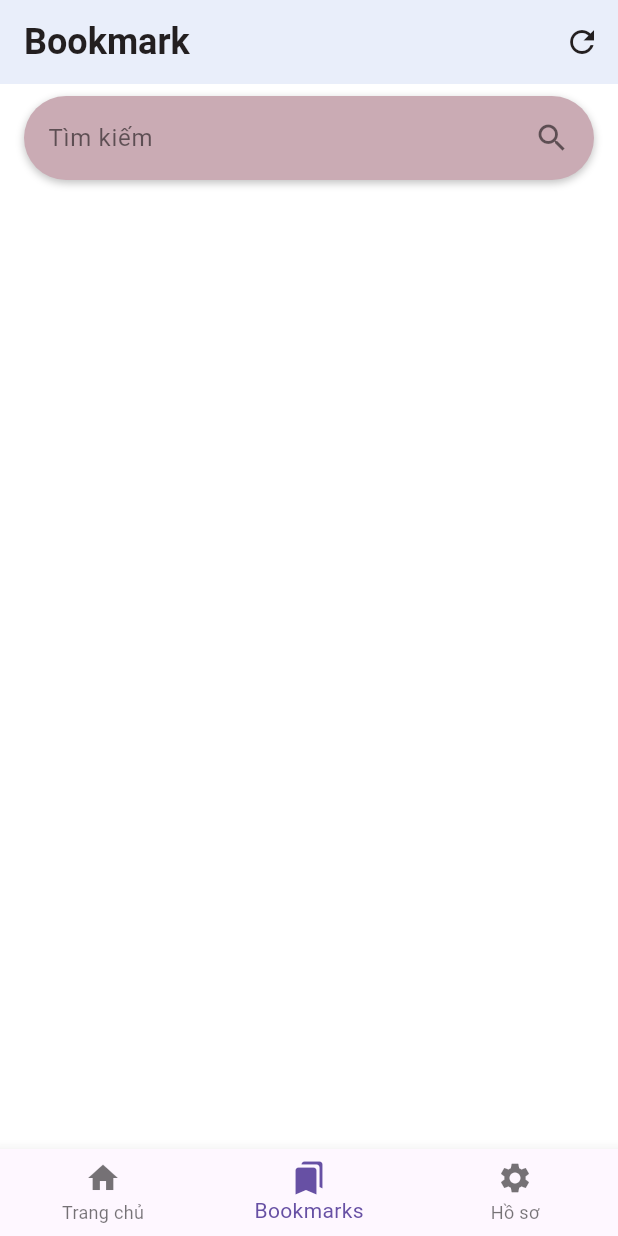
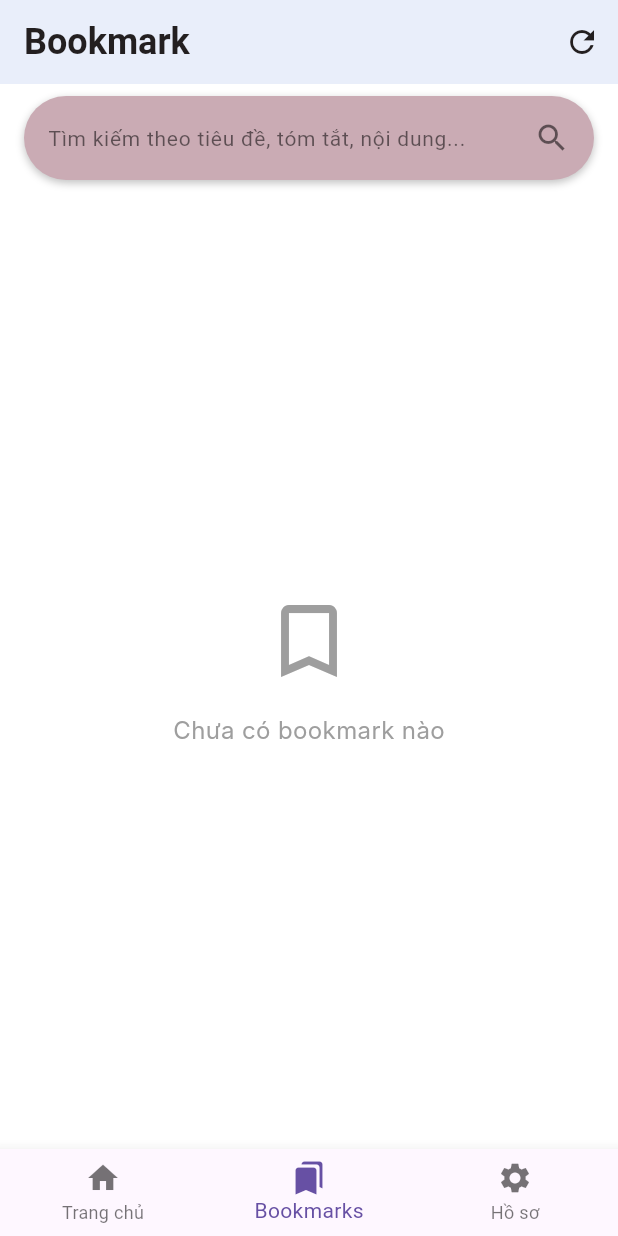
Before and after one commit to KhoaSinno/assignment_3_safe_news, a Flutter app: the screen it shows after launch, item 2 of the bottom bar chosen, on a phone screen of 412 x 824 dp. Run offline on Flutter 3.47's test engine with Material 3 defaults, Android fonts, the phone set to English and light mode, and no system bars; our stand-ins replace cloud_firestore, firebase_ai, firebase_auth, firebase_core, flutter_dotenv, flutter_riverpod and 9 more; accounts and stored records are empty; generated files the repository leaves out were written again; network calls fail; Roboto replaces fonts that are missing (Aleo, Inter).

Commit message:
bookmark update

```diff
--- a/lib/features/bookmark/ui/bookmark_article.dart
+++ b/lib/features/bookmark/ui/bookmark_article.dart
@@ -13,8 +13,8 @@ class BookmarkArticle extends ConsumerStatefulWidget {
 class _BookmarkArticleState extends ConsumerState<BookmarkArticle> {
   @override
   Widget build(BuildContext context) {
-    final bookmarkViewModel = ref.watch(bookmarkProvider);
-    final bookmarks = bookmarkViewModel.bookmarks;
+    // Watch provider để auto-rebuild khi có thay đổi
+    ref.watch(bookmarkProvider);
 
     return Scaffold(
       appBar: AppBar(
@@ -28,14 +28,15 @@ class _BookmarkArticleState extends ConsumerState<BookmarkArticle> {
           IconButton(
             icon: Icon(Icons.refresh),
             onPressed: () {
-              bookmarkViewModel.refreshBookmarks();
+              // Force refresh để sync lại data
+              setState(() {});
             },
           ),
         ],
       ),
       body: Container(
         color: Theme.of(context).scaffoldBackgroundColor,
-        child: BookmarkList(bookmarks: bookmarks),
+        child: BookmarkList(),
       ),
     );
   }
--- a/lib/features/bookmark/widgets/bookmark_list.dart
+++ b/lib/features/bookmark/widgets/bookmark_list.dart
@@ -1,18 +1,16 @@
-import 'package:assignment_3_safe_news/features/bookmark/model/bookmark_model.dart';
-import 'package:assignment_3_safe_news/features/bookmark/repository/bookmark_repository.dart';
 import 'package:assignment_3_safe_news/features/bookmark/viewmodel/bookmark_item_viewmodel.dart';
 import 'package:assignment_3_safe_news/features/bookmark/widgets/bookmark_item.dart';
 import 'package:flutter/material.dart';
 import 'package:flutter_riverpod/flutter_riverpod.dart';
 
 class BookmarkList extends ConsumerWidget {
-  const BookmarkList({super.key, required this.bookmarks});
-  final List<BookmarkModel> bookmarks;
+  const BookmarkList({super.key});
 
   @override
   Widget build(BuildContext context, WidgetRef ref) {
+    // Watch provider để auto rebuild khi có thay đổi
     final bookmarkViewModel = ref.watch(bookmarkProvider);
-    final BookmarkRepository _repository = BookmarkRepository.instance;
+    final filteredBookmarks = bookmarkViewModel.filteredBookmarks;
 
     return Column(
       children: [
@@ -42,13 +40,13 @@ class BookmarkList extends ConsumerWidget {
                 Expanded(
                   child: TextField(
                     decoration: InputDecoration(
-                      hintText: 'Tìm kiếm',
+                      hintText: 'Tìm kiếm theo tiêu đề, tóm tắt, nội dung...',
                       hintStyle: TextStyle(
                         color:
                             Theme.of(context).brightness == Brightness.dark
                                 ? Colors.white70
                                 : Colors.black54,
-                        fontSize: 16,
+                        fontSize: 14,
                         fontFamily: 'Aleo',
                         fontWeight: FontWeight.w400,
                       ),
@@ -60,7 +58,10 @@ class BookmarkList extends ConsumerWidget {
                               ? Colors.white
                               : Colors.black87,
                     ),
-                    onChanged: (value) => {_repository.searchBookmarks(value)},
+                    onChanged: (value) {
+                      // Sử dụng Provider để update search query
+                      bookmarkViewModel.updateSearchQuery(value);
+                    },
                   ),
                 ),
                 Icon(
@@ -76,11 +77,38 @@ class BookmarkList extends ConsumerWidget {
         ),
         // Bookmark list
         Expanded(
-          child: ListView.builder(
+          child:
+              filteredBookmarks.isEmpty
+                  ? Center(
+                    child: Column(
+                      mainAxisAlignment: MainAxisAlignment.center,
+                      children: [
+                        Icon(
+                          bookmarkViewModel.searchQuery.isEmpty
+                              ? Icons.bookmark_border
+                              : Icons.search_off,
+                          size: 64,
+                          color: Colors.grey,
+                        ),
+                        SizedBox(height: 16),
+                        Text(
+                          bookmarkViewModel.searchQuery.isEmpty
+                              ? 'Chưa có bookmark nào'
+                              : 'Không tìm thấy kết quả cho "${bookmarkViewModel.searchQuery}"',
+                          style: TextStyle(
+                            fontSize: 16,
+                            color: Colors.grey,
+                            fontFamily: 'Inter',
+                          ),
+                        ),
+                      ],
+                    ),
+                  )
+                  : ListView.builder(
                     padding: const EdgeInsets.all(16),
-            itemCount: bookmarks.length,
+                    itemCount: filteredBookmarks.length,
                     itemBuilder: (context, index) {
-              final bookmark = bookmarks[index];
+                      final bookmark = filteredBookmarks[index];
                       return Dismissible(
                         key: Key(bookmark.title),
                         direction: DismissDirection.endToStart,
@@ -94,7 +122,9 @@ class BookmarkList extends ConsumerWidget {
                           bookmarkViewModel.removeBookmark(bookmark.id);
                           ScaffoldMessenger.of(context).showSnackBar(
                             SnackBar(
-                      content: Text('${bookmark.title} được xóa thành công'),
+                              content: Text(
+                                '${bookmark.title} được xóa thành công',
+                              ),
                             ),
                           );
                         },
```
Also changed, not shown: lib/features/bookmark/ui/bookmark_article_detail.dart (+30 -100 lines), lib/features/bookmark/viewmodel/bookmark_item_viewmodel.dart (+15 -0 lines), lib/features/bookmark/widgets/bookmark_item.dart (+8 -6 lines). Lines whose indentation alone changed are shown as unchanged.
